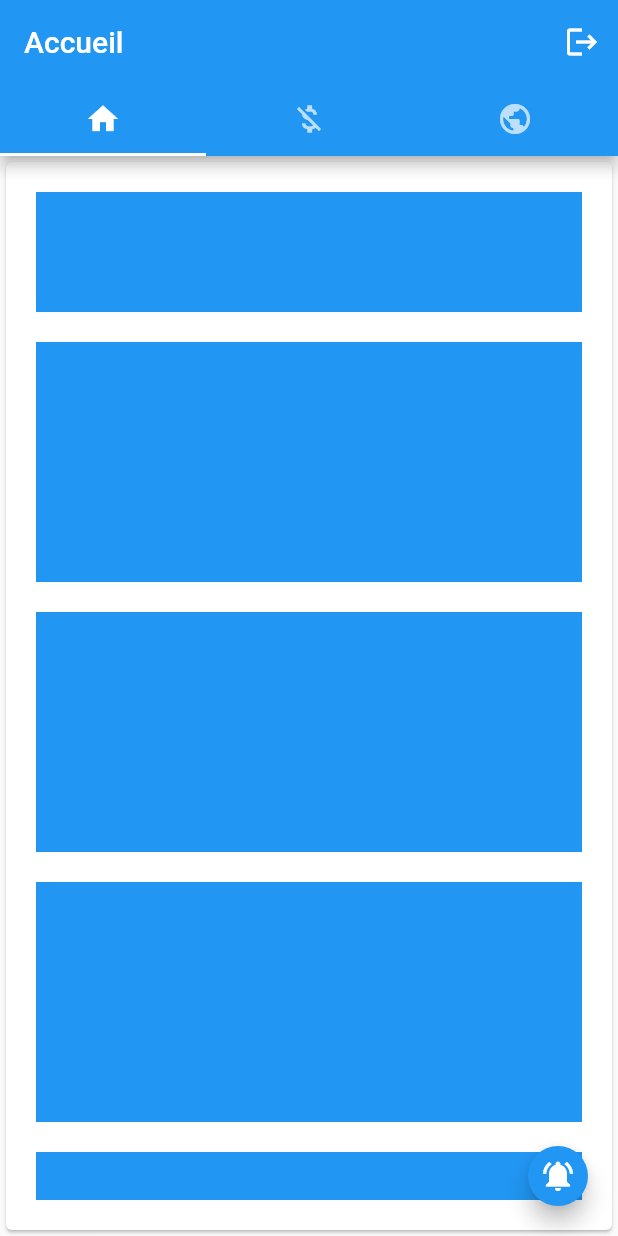
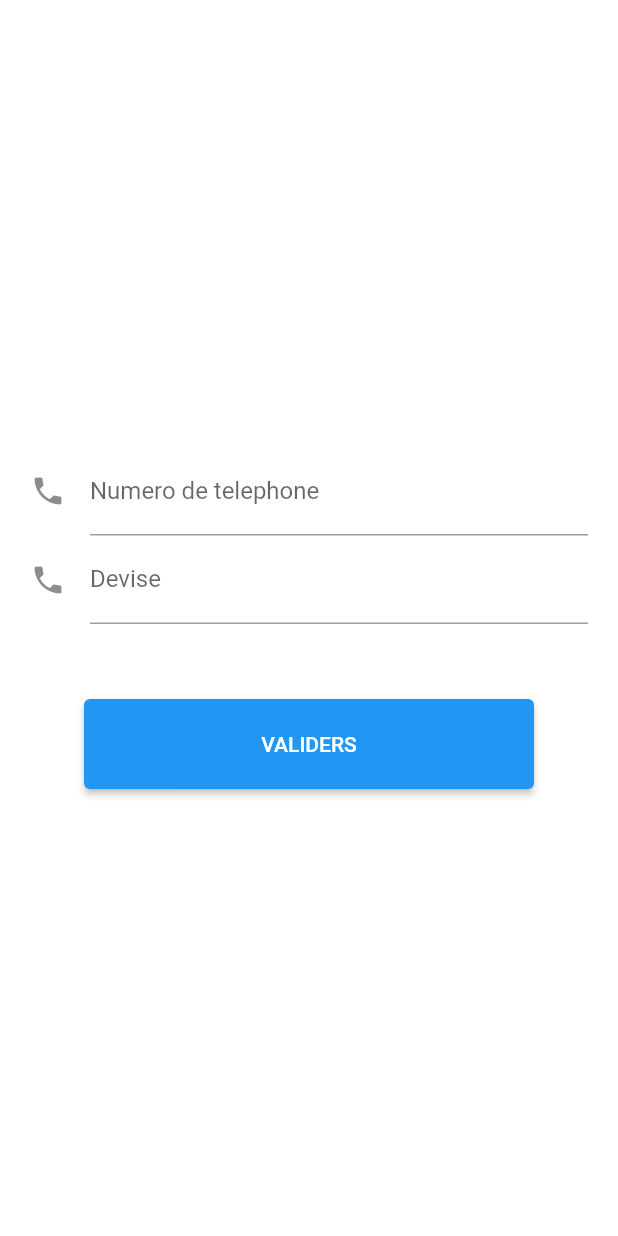
Before and after one commit to verstands/regicash, a Flutter app: the screen it shows after launch, on a phone screen of 412 x 824 dp. Run offline on Flutter 3.47's test engine with Material 2 defaults, Android fonts, the light colour scheme and no system bars.

Commit message:
paiement

```diff
--- a/lib/main.dart
+++ b/lib/main.dart
@@ -2,6 +2,7 @@ import 'package:flutter/material.dart';
 import 'package:regicash/screens/accueil.dart';
 import 'package:regicash/screens/home.dart';
 import 'package:regicash/screens/login.dart';
+import 'package:regicash/screens/paiement.dart';
 
 const d_red = const Color(0xFFE9717D);
 void main() {
@@ -20,7 +21,7 @@ class MyApp extends StatelessWidget {
       theme: ThemeData(
         primarySwatch: Colors.blue,
       ),
-      home: const accueil(),
+      home: const Paiement(),
     );
   }
 }
--- a/lib/screens/accueil.dart
+++ b/lib/screens/accueil.dart
@@ -77,41 +77,20 @@ class _accueilState extends State<accueil> {
                     ),
                    Card(
                     child:  Padding(
-                      padding: EdgeInsets.all(20),
+                      padding:  const EdgeInsets.all(20),
                         child: Column(
-
-                           children:  [
-                               const TextField(
-                                 decoration: InputDecoration(
-                                    labelText: 'Numero de telephone',
-                                    icon: Icon(Icons.phone),
-                                 ),
-                                 keyboardType: TextInputType.number,
-                               ),
-                               const SizedBox(height: 30,),
-                               const TextField(
-                                 decoration: InputDecoration(
-                                    labelText: 'Devise',
-                                    icon: Icon(Icons.money_off),
-                                 ),
-                                 keyboardType: TextInputType.text,
-                               ),
-                              const SizedBox(height: 50,),
-                               Container(
-                              height: 50,
-                              width: 350,
-                              decoration:  BoxDecoration(
-                                borderRadius: BorderRadius.circular(1.0),
+                           children:   [
+                              Padding(
+                                padding: const EdgeInsets.all(5),
+                                child: Center(
+                                   child:  Column(
+                                      children: const [
+                                      Image(image: AssetImage('assets/images/money.png')),
+                                      SizedBox(height: 10,),
+                                      Image(image: AssetImage('assets/images/carte.png')),
+                                  ],),
+                                ),
                               ),
-                              child : ElevatedButton(
-                              onPressed: () {
-                              Navigator.push(
-                                context,
-                                MaterialPageRoute(builder: (context) => const accueil()),
-                              );
-                            },
-                              child: const Text('PAYER'))
-                            )
                            ],
                         )
                       ),
--- a/lib/screens/paiement.dart
+++ b/lib/screens/paiement.dart
@@ -0,0 +1,55 @@
+import 'package:flutter/cupertino.dart';
+import 'package:flutter/material.dart';
+import 'package:regicash/screens/home.dart';
+
+class Paiement extends StatefulWidget {
+  const Paiement({ Key? key }) : super(key: key);
+
+  @override
+  State<Paiement> createState() => _PaiementState();
+}
+
+class _PaiementState extends State<Paiement> {
+  @override
+  Widget build(BuildContext context) {
+    return Padding(
+      padding : const EdgeInsets.all(20),
+      child:  Column(
+         mainAxisAlignment: MainAxisAlignment.center,
+         children:  [
+             const TextField(
+              decoration: InputDecoration(
+                 labelText: 'Numero de telephone',
+                 icon: Icon(Icons.phone)
+              ),
+              keyboardType: TextInputType.number,
+            ),
+            const TextField(
+              decoration: InputDecoration(
+                 labelText: 'Devise',
+                 icon: Icon(Icons.phone)
+              ),
+              keyboardType: TextInputType.text,
+            ),
+            const SizedBox(height: 50,),
+                Container(
+                  decoration:const  BoxDecoration(
+                    borderRadius: BorderRadius.all(Radius.circular(2)),
+                  ),
+                  height: 60,
+                  width: 300,
+                  child: ElevatedButton(
+                    onPressed: () {
+                      Navigator.push(
+                        context,
+                        MaterialPageRoute(builder: (context) => const Home()),
+                      );
+                    },
+                    child: const Text('VALIDERS')),
+
+               ),
+         ],
+      ),
+    );
+  }
+}
```
Also changed, not shown: assets/images/carte.PNG (added), assets/images/money.PNG (added).
